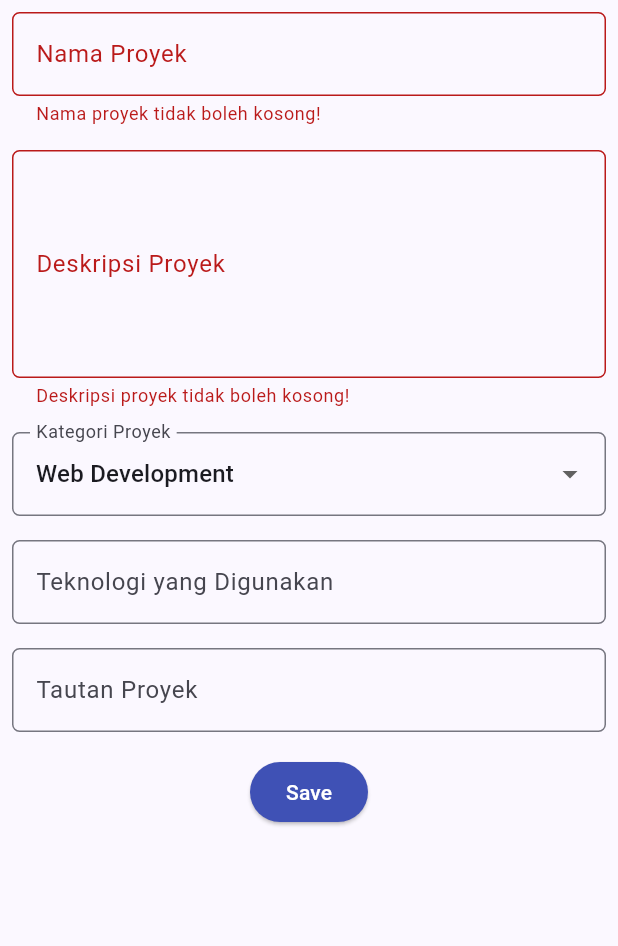
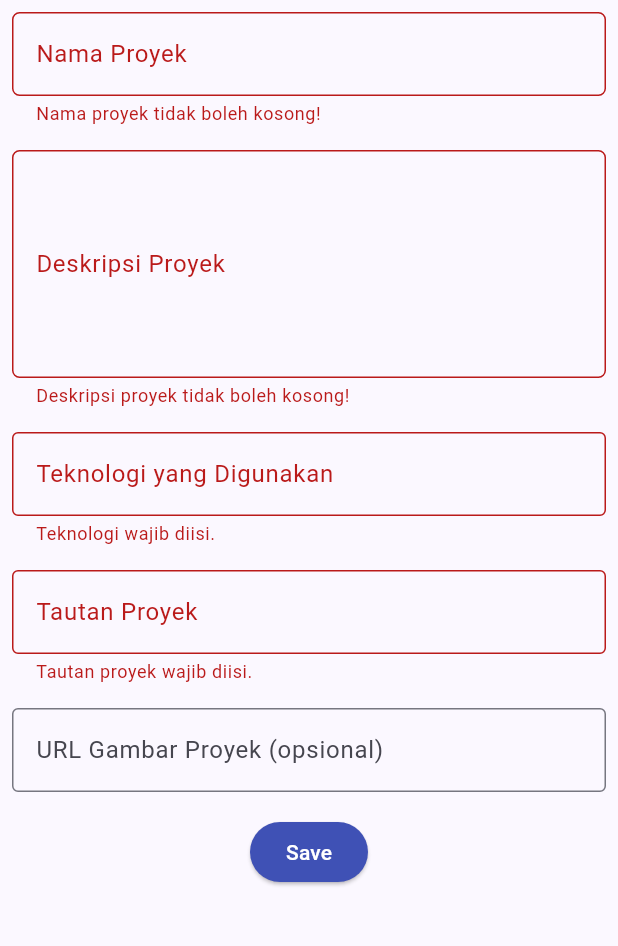
Before and after one commit to nalkq/myportofolio_mobile, a Flutter app: the ProjectFormPage screen opened directly, after a tap on "Save", on a phone screen of 412 x 824 dp, the part 84-1030 px from its top. Run offline on Flutter 3.47's test engine with Material 3 defaults, Android fonts, the phone set to English and light mode, and no system bars; our stand-ins replace material_ui; generated files the repository leaves out were written again.

Commit message:
feat(flutter): add token authentication and protect project creation

```diff
--- a/lib/screens/project_form.dart
+++ b/lib/screens/project_form.dart
@@ -4,6 +4,8 @@ import 'package:myportofolio_mobile/models/project.dart';
 import 'package:myportofolio_mobile/screens/menu.dart' show ProjectDetailScreen;
 import 'package:myportofolio_mobile/services/api_client.dart';
 import 'package:provider/provider.dart';
+import 'package:myportofolio_mobile/services/auth_state.dart';
+import 'package:myportofolio_mobile/widgets/auth_guard.dart';
 
 class ProjectFormPage extends StatefulWidget {
   const ProjectFormPage({super.key});
@@ -15,19 +17,83 @@ class ProjectFormPage extends StatefulWidget {
 class _ProjectFormPageState extends State<ProjectFormPage> {
   final _formKey = GlobalKey<FormState>();
 
-  String _projectName = "";
-  String _description = "";
-  String _category = "Web Development"; // default
-  String _technologies = "";
-  String _projectLink = "";
+  String _projectName = '';
+  String _description = '';
+  String _technologies = '';
+  String _projectLink = '';
+  String _projectImageUrl = '';
+  bool _isSubmitting = false;
 
-  final List<String> _categories = [
-    'Web Development',
-    'Mobile Development',
-    'Machine Learning',
-    'Data Science',
-    'Other',
-  ];
+  String? _validateUrl(String? value, {bool optional = false}) {
+    final text = value?.trim() ?? '';
+    if (text.isEmpty) {
+      return optional ? null : 'Tautan proyek wajib diisi.';
+    }
+
+    final uri = Uri.tryParse(text);
+    if (uri == null ||
+        (uri.scheme != 'http' && uri.scheme != 'https') ||
+        uri.host.isEmpty) {
+      return 'Masukkan URL yang diawali http:// atau https://.';
+    }
+    return null;
+  }
+
+  Future<void> _submit() async {
+    if (_isSubmitting || !_formKey.currentState!.validate()) return;
+
+    setState(() => _isSubmitting = true);
+
+    try {
+      final allowed = await ensureLoggedIn(context);
+      if (!mounted || !allowed) return;
+
+      final token = context.read<AuthState>().token;
+      if (token == null) return;
+
+      final project = Project(
+        title: _projectName.trim(),
+        description: _description.trim(),
+        techStack: _technologies.trim(),
+        projectUrl: _projectLink.trim(),
+        projectImageUrl: _projectImageUrl.trim(),
+      );
+
+      await context.read<ApiClient>().createProject(project, token: token);
+      if (!mounted) return;
+
+      await showDialog<void>(
+        context: context,
+        builder: (dialogContext) => AlertDialog(
+          title: const Text('Proyek berhasil ditambahkan'),
+          content: Text(project.title),
+          actions: [
+            TextButton(
+              onPressed: () => Navigator.of(dialogContext).pop(),
+              child: const Text('OK'),
+            ),
+          ],
+        ),
+      );
+    } on ApiException catch (error) {
+      if (!mounted) return;
+
+      if (error.statusCode == 401) {
+        await context.read<AuthState>().logout();
+        if (!mounted) return;
+        await ensureLoggedIn(context);
+        return;
+      }
+
+      ScaffoldMessenger.of(context).showSnackBar(
+        SnackBar(
+          content: Text('Gagal menyimpan proyek (HTTP ${error.statusCode}).'),
+        ),
+      );
+    } finally {
+      if (mounted) setState(() => _isSubmitting = false);
+    }
+  }
 
   @override
   Widget build(BuildContext context) {
@@ -99,66 +165,45 @@ class _ProjectFormPageState extends State<ProjectFormPage> {
                 ),
               ),
 
-              // === Category ===
               Padding(
-                padding: const EdgeInsets.all(8.0),
-                child: DropdownButtonFormField<String>(
-                  decoration: InputDecoration(
-                    labelText: "Kategori Proyek",
-                    border: OutlineInputBorder(
-                      borderRadius: BorderRadius.circular(5.0),
-                    ),
+                padding: const EdgeInsets.all(8),
+                child: TextFormField(
+                  decoration: const InputDecoration(
+                    labelText: 'Teknologi yang Digunakan',
+                    hintText: 'Contoh: Flutter, Django',
+                    border: OutlineInputBorder(),
                   ),
-                  initialValue: _category,
-                  items: _categories
-                      .map((category) => DropdownMenuItem(
-                            value: category,
-                            child: Text(category),
-                          ))
-                      .toList(),
-                  onChanged: (String? newValue) {
-                    setState(() {
-                      _category = newValue!;
-                    });
+                  onChanged: (value) => _technologies = value,
+                  validator: (value) {
+                    if (value == null || value.trim().isEmpty) {
+                      return 'Teknologi wajib diisi.';
+                    }
+                    return null;
                   },
                 ),
               ),
-
-              // === Technologies ===
               Padding(
-                padding: const EdgeInsets.all(8.0),
+                padding: const EdgeInsets.all(8),
                 child: TextFormField(
-                  decoration: InputDecoration(
-                    hintText: "Contoh: Flutter, Django, Figma",
-                    labelText: "Teknologi yang Digunakan",
-                    border: OutlineInputBorder(
-                      borderRadius: BorderRadius.circular(5.0),
-                    ),
+                  keyboardType: TextInputType.url,
+                  decoration: const InputDecoration(
+                    labelText: 'Tautan Proyek',
+                    border: OutlineInputBorder(),
                   ),
-                  onChanged: (String? value) {
-                    setState(() {
-                      _technologies = value!;
-                    });
-                  },
+                  onChanged: (value) => _projectLink = value,
+                  validator: _validateUrl,
                 ),
               ),
-
-              // === Project Link ===
               Padding(
-                padding: const EdgeInsets.all(8.0),
+                padding: const EdgeInsets.all(8),
                 child: TextFormField(
-                  decoration: InputDecoration(
-                    hintText: "URL Proyek (opsional)",
-                    labelText: "Tautan Proyek",
-                    border: OutlineInputBorder(
-                      borderRadius: BorderRadius.circular(5.0),
-                    ),
+                  keyboardType: TextInputType.url,
+                  decoration: const InputDecoration(
+                    labelText: 'URL Gambar Proyek (opsional)',
+                    border: OutlineInputBorder(),
                   ),
-                  onChanged: (String? value) {
-                    setState(() {
-                      _projectLink = value!;
-                    });
-                  },
+                  onChanged: (value) => _projectImageUrl = value,
+                  validator: (value) => _validateUrl(value, optional: true),
                 ),
               ),
 
@@ -172,39 +217,7 @@ class _ProjectFormPageState extends State<ProjectFormPage> {
                       backgroundColor:
                           WidgetStateProperty.all(Colors.indigo),
                     ),
-                    onPressed: () {
-                      if (_formKey.currentState!.validate()) {
-                        showDialog(
-                          context: context,
-                          builder: (context) {
-                            return AlertDialog(
-                              title: const Text('Proyek berhasil ditambahkan!'),
-                              content: SingleChildScrollView(
-                                child: Column(
-                                  crossAxisAlignment: CrossAxisAlignment.start,
-                                  children: [
-                                    Text('Nama Proyek: $_projectName'),
-                                    Text('Deskripsi: $_description'),
-                                    Text('Kategori: $_category'),
-                                    Text('Teknologi: $_technologies'),
-                                    Text('Tautan: $_projectLink'),
-                                  ],
-                                ),
-                              ),
-                              actions: [
-                                TextButton(
-                                  child: const Text('OK'),
-                                  onPressed: () {
-                                    Navigator.pop(context);
-                                    _formKey.currentState!.reset();
-                                  },
-                                ),
-                              ],
-                            );
-                          },
-                        );
-                      }
-                    },
+                    onPressed: _isSubmitting ? null : _submit,
                     child: const Text(
                       "Save",
                       style: TextStyle(color: Colors.white),
--- /dev/null
+++ b/lib/services/auth_state.dart
@@ -0,0 +1,31 @@
+import 'package:flutter/foundation.dart';
+import 'package:myportofolio_mobile/services/api_client.dart';
+
+class AuthState extends ChangeNotifier {
+  AuthState(this._apiClient, {String? initialToken}) : _token = initialToken;
+
+  final ApiClient _apiClient;
+  String? _token;
+
+  String? get token => _token;
+  bool get isLoggedIn => _token != null;
+
+  Future<void> login(String username, String password) async {
+    _token = await _apiClient.obtainToken(username, password);
+    notifyListeners();
+  }
+
+  Future<void> logout() async {
+    final current = _token;
+    if (current == null) return;
+
+    try {
+      await _apiClient.logout(token: current);
+    } on ApiException catch (error) {
+      debugPrint('Request logout gagal (HTTP ${error.statusCode}).');
+    } finally {
+      _token = null;
+      notifyListeners();
+    }
+  }
+}
```
Also changed, not shown: lib/main.dart (+14 -8 lines), lib/screens/login_screen.dart (added, +108 -0 lines), lib/widgets/auth_guard.dart (added, +14 -0 lines), lib/widgets/left_drawer.dart (+25 -13 lines), lib/widgets/project_card.dart (+21 -13 lines).
